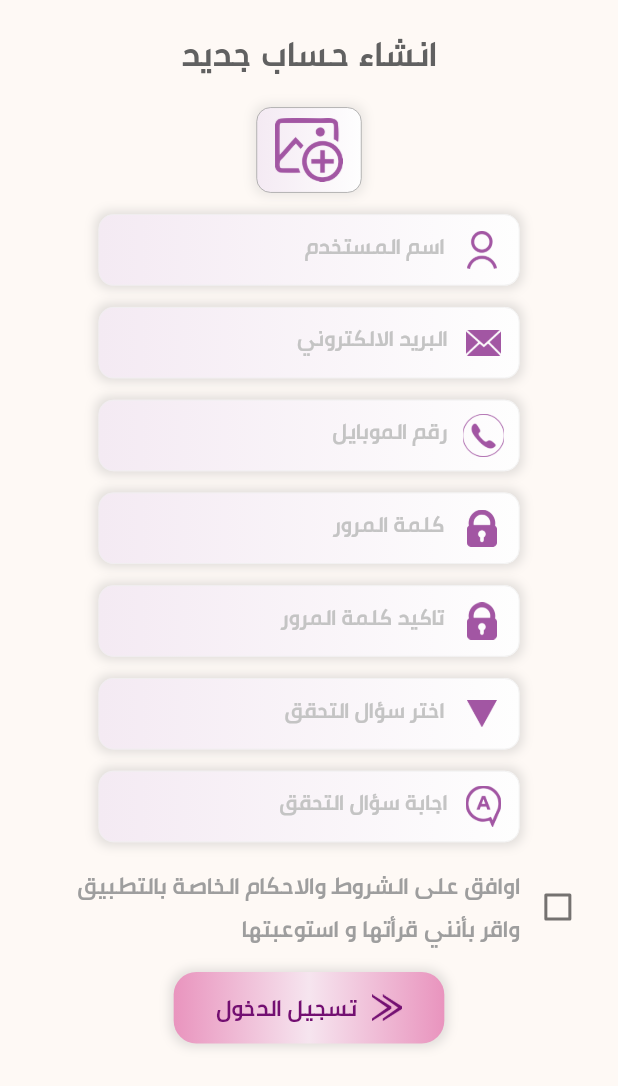
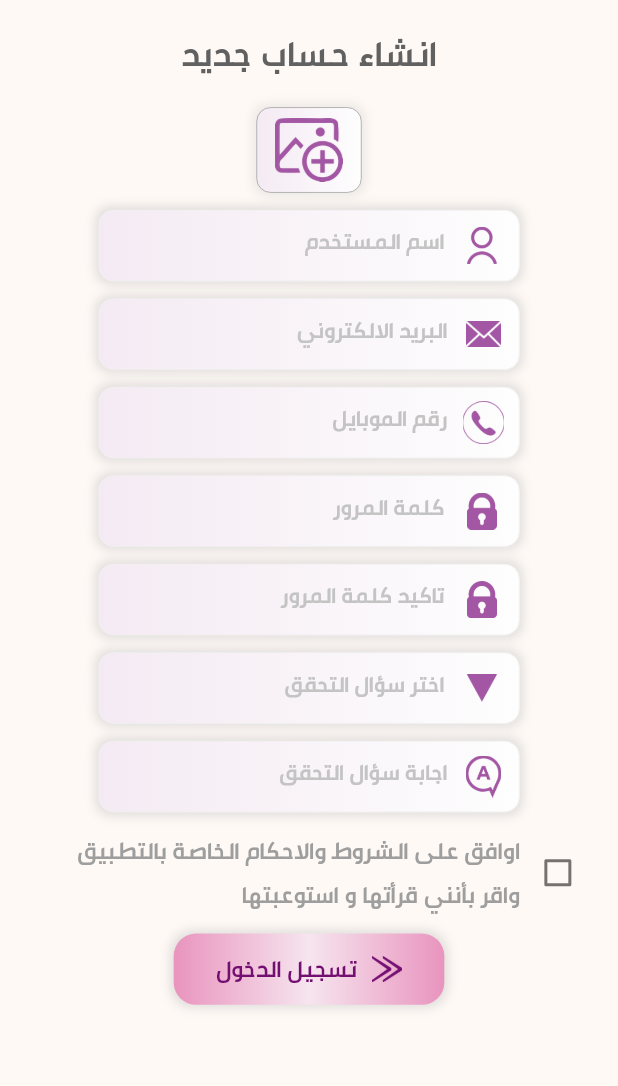
Before and after one commit to IbraMH/Innaya_APP, a Flutter app: the RegisterScreen screen opened directly, on a phone screen of 412 x 824 dp, the part 150-1236 px from its top. Run offline on Flutter 3.47's test engine with Material 2 defaults, Android fonts, the phone set to English and light mode, and no system bars; our stand-ins replace flutter_rating_bar, flutter_screenutil, flutter_switch, get, image_picker, smooth_page_indicator; missing offline and left inert: weekly_date_picker.

Commit message:
edit btn auth screen

```diff
--- a/lib/features/feature_auth/presntation/view/login.dart
+++ b/lib/features/feature_auth/presntation/view/login.dart
@@ -55,13 +55,13 @@ class _LoginScreenState extends State<LoginScreen> {
           child: Column(
             crossAxisAlignment: CrossAxisAlignment.center,
             children: [
-              SizedBox(height: 50.h),
+              SizedBox(height: 30.h),
               Image.asset(
                 'assets/images/title.png',
                 width: 120.w,
                 height: 40.h,
               ),
-              SizedBox(height: 50.h),
+              SizedBox(height: 20.h),
               Image.asset(
                 'assets/images/logo.png',
                 width: double.infinity,
@@ -140,7 +140,7 @@ class _LoginScreenState extends State<LoginScreen> {
                 ],
               ),
 
-              SizedBox(height: 30.h),
+              SizedBox(height: 15.h),
               Container(
                 width: 180.w,
                 height: 50.h,
@@ -183,7 +183,7 @@ class _LoginScreenState extends State<LoginScreen> {
                   ),
                 ),
               ),
-              SizedBox(height: 20.h),
+              SizedBox(height: 10.h),
               TextButton(
                   onPressed: () {},
                   child: CustomeText(
@@ -193,7 +193,6 @@ class _LoginScreenState extends State<LoginScreen> {
                     color: Colors.grey.shade600,
                     decoration: TextDecoration.underline,
                   )),
-              // SizedBox(height: 10.h),
               TextButton(
                   onPressed: () {},
                   child: CustomeText(
@@ -228,7 +227,6 @@ class _LoginScreenState extends State<LoginScreen> {
                   ],
                 ),
               ),
-              SizedBox(height: 50.h),
             ],
           ),
         ),
--- a/lib/features/feature_auth/presntation/view/register.dart
+++ b/lib/features/feature_auth/presntation/view/register.dart
@@ -127,21 +127,21 @@ class _RegisterScreenState extends State<RegisterScreen> {
                         //   replacement: Container(),
                         // ),),
                       ),
-                      SizedBox(height: 15.h),
+                      SizedBox(height: 12.h),
                       CustomTextFilledAuthApp(
                         lable: 'اسم المستخدم',
                         suffixIcon: 'assets/images/user.png',
                         hintText: 'اسم المستخدم',
                         textInputType: TextInputType.name,
                       ),
-                      SizedBox(height: 15.h),
+                      SizedBox(height: 12.h),
                       CustomTextFilledAuthApp(
                         lable: 'البريد الالكتروني',
                         suffixIcon: 'assets/images/email.png',
                         hintText: 'البريد الالكتروني',
                         paddingIcon: 12,
                       ),
-                      SizedBox(height: 15.h),
+                      SizedBox(height: 12.h),
                       CustomTextFilledAuthApp(
                         lable: 'رقم الموبايل',
                         suffixIcon: 'assets/images/phone.png',
@@ -149,7 +149,7 @@ class _RegisterScreenState extends State<RegisterScreen> {
                         textInputType: TextInputType.phone,
                         paddingIcon: 10,
                       ),
-                      SizedBox(height: 15.h),
+                      SizedBox(height: 12.h),
                       CustomTextFilledAuthApp(
                         lable: 'كلمة المرور',
                         suffixIcon: 'assets/images/lock.png',
@@ -157,7 +157,7 @@ class _RegisterScreenState extends State<RegisterScreen> {
                         textInputType: TextInputType.visiblePassword,
                         obscureText: true,
                       ),
-                      SizedBox(height: 15.h),
+                      SizedBox(height: 12.h),
                       CustomTextFilledAuthApp(
                         lable: 'تاكيد كلمة المرور',
                         suffixIcon: 'assets/images/lock.png',
@@ -165,7 +165,7 @@ class _RegisterScreenState extends State<RegisterScreen> {
                         textInputType: TextInputType.visiblePassword,
                         obscureText: true,
                       ),
-                      SizedBox(height: 15.h),
+                      SizedBox(height: 12.h),
                       CustomTextFilledAuthApp(
                         lable: 'اختر سؤال التحقق',
                         suffixIcon: 'assets/images/arrowDown2.png',
@@ -173,7 +173,7 @@ class _RegisterScreenState extends State<RegisterScreen> {
                         readOnly: true,
                         pressCard: () {},
                       ),
-                      SizedBox(height: 15.h),
+                      SizedBox(height: 12.h),
                       CustomTextFilledAuthApp(
                         lable: 'اجابة سؤال التحقق',
                         suffixIcon: 'assets/images/answer.png',
@@ -181,7 +181,7 @@ class _RegisterScreenState extends State<RegisterScreen> {
                         textInputType: TextInputType.text,
                         paddingIcon: 12,
                       ),
-                      SizedBox(height: 15.h),
+                      SizedBox(height: 12.h),
                       Row(
                         children: [
                           SizedBox(
@@ -217,7 +217,7 @@ class _RegisterScreenState extends State<RegisterScreen> {
                           ),
                         ],
                       ),
-                      SizedBox(height: 15.h),
+                      SizedBox(height: 12.h),
                       Container(
                         width: 180.w,
                         height: 50.h,
```
